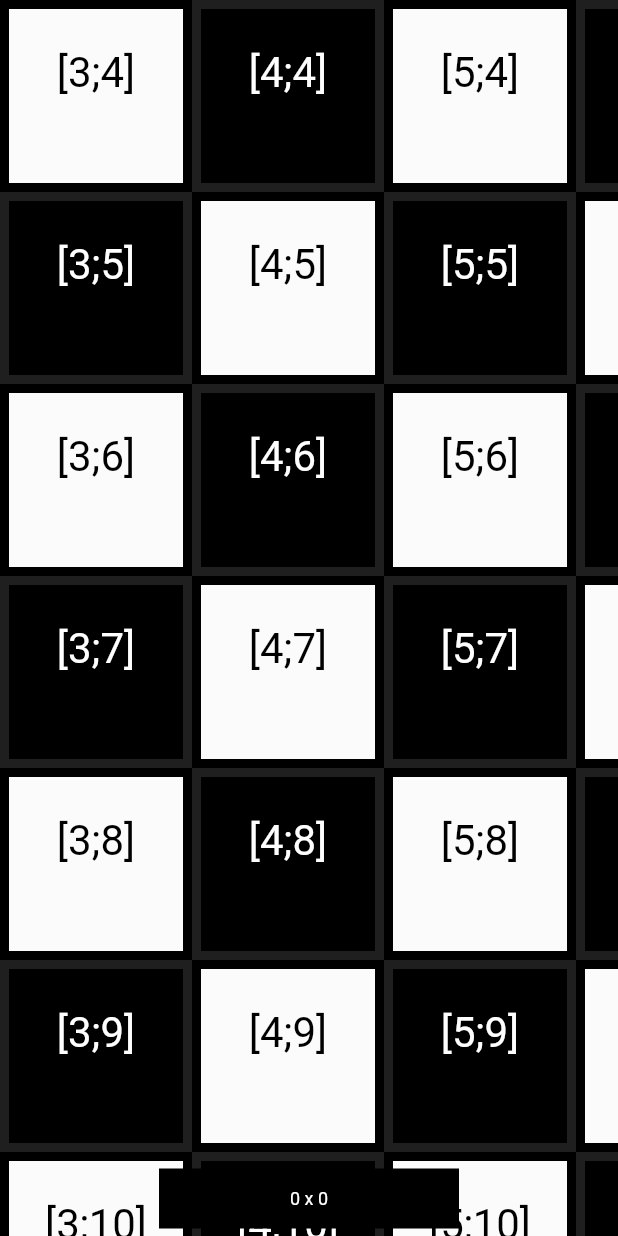
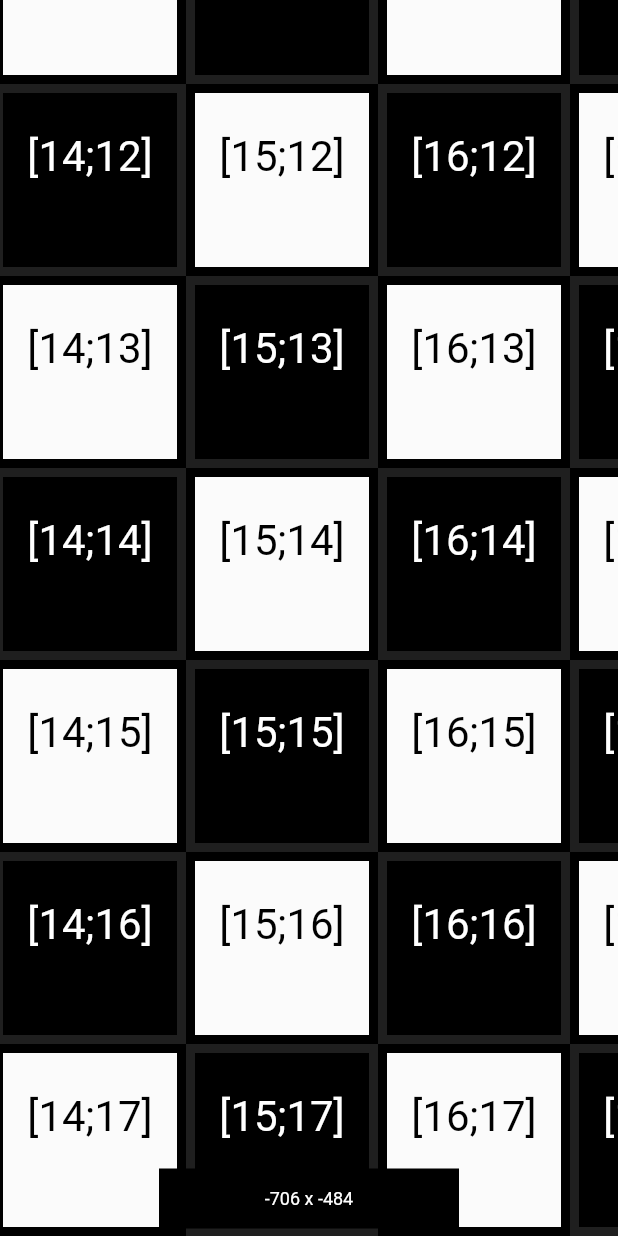
Before and after one commit to PlugFox/interactive_viewer, a Flutter app: the screen it shows after launch, on a phone screen of 412 x 824 dp. Run offline on Flutter 3.47's test engine with Material 2 defaults, Android fonts, the phone set to English and light mode, and no system bars.

Commit message:
jump to point draft done

```diff
--- a/lib/src/app.dart
+++ b/lib/src/app.dart
@@ -1,3 +1,6 @@
+import 'dart:async';
+import 'dart:math';
+
 import 'package:flutter/material.dart';
 import 'package:game_board/src/two_dimensions_map/map_properties.dart';
 import 'package:game_board/src/two_dimensions_map/two_dimensions_map.dart';
@@ -15,6 +18,23 @@ class App extends StatelessWidget {
 class Home extends StatelessWidget {
   Home({Key? key}) : super(key: key);
 
+  @override
+  Widget build(BuildContext context) => const Scaffold(
+        body: SafeArea(
+          child: MapWrapper(),
+        ),
+      );
+}
+
+class MapWrapper extends StatefulWidget {
+  const MapWrapper({Key? key}) : super(key: key);
+
+  @override
+  State<MapWrapper> createState() => _MapWrapperState();
+}
+
+class _MapWrapperState extends State<MapWrapper> {
+  final centerSc = StreamController<Point<int>>();
   final mapProperties = MapProperties(
     tileWidth: 64,
     tileHeight: 64,
@@ -25,10 +45,22 @@ class Home extends StatelessWidget {
   );
 
   @override
-  Widget build(BuildContext context) => Scaffold(
-        body: SafeArea(
-          child: TwoDimensionsMap(
+  void initState() {
+    super.initState();
+    centerSc.add(const Point(10, 10));
+    Future<void>.delayed(const Duration(seconds: 2)).then((_) => centerSc.add(const Point(15, 15)));
+  }
+
+  @override
+  void dispose() {
+    centerSc.close();
+    super.dispose();
+  }
+
+  @override
+  Widget build(BuildContext context) => TwoDimensionsMap(
         isDebug: true,
+        forceCenterPointStream: centerSc.stream,
         mapProperties: mapProperties,
         coordinateBuilder: (int x, int y, String? debug) => Container(
           decoration: BoxDecoration(
@@ -53,31 +85,7 @@ class Home extends StatelessWidget {
             ],
           ),
         ),
-          ),
-        ),
       );
-
-/*
-  @override
-  Widget build(BuildContext context) => Scaffold(
-        body: SafeArea(
-          child: Board(
-            tileSize: const Size(120, 120),
-            fps: 120,
-            debug: true,
-            startCoordOx: 3,
-            startCoordOy: 3,
-            isCycled: true, // Is behaving like globus (coords: 0,1,2,3,0,1,2,3)
-            fullBoardSize: const Size(0, 10), // (full bord size)
-            builder: (x, y) {
-              //print('Rebuild: $x x $y');
-              return BoardTile(x: x, y: y);
-            },
-          ),
-        ),
-      );
-
-   */
 }
 
 class TestWidget extends StatelessWidget {
--- a/lib/src/two_dimensions_map/throttled_offset_controller.dart
+++ b/lib/src/two_dimensions_map/throttled_offset_controller.dart
@@ -1,4 +1,5 @@
 import 'dart:async';
+import 'dart:math';
 import 'dart:ui';
 
 import 'package:flutter/foundation.dart';
@@ -8,13 +9,20 @@ import 'package:game_board/src/two_dimensions_map/map_properties.dart';
 class ThrottledOffsetController {
   final ThrottledController renderController;
   final ThrottledController fullMapController;
+  final MapProperties mapProperties;
+
+  Size? _screenSize;
+  Point<int> _lastCenterPoint = const Point(0, 0);
+  final Stream<Point<int>>? forceCenterPointStream;
+  late final StreamSubscription? _subCenterPoint;
 
   final zoomController = StreamController<double>.broadcast();
   double scale = 2;
 
   ThrottledOffsetController({
     required Offset initialValue,
-    required MapProperties mapProperties,
+    required this.mapProperties,
+    this.forceCenterPointStream,
   })  : renderController = ThrottledController(
           initialValue: initialValue,
           oxLength: mapProperties.tilesOxDisplayed * mapProperties.tileWidth,
@@ -26,7 +34,32 @@ class ThrottledOffsetController {
           oxLength: mapProperties.tilesOx * mapProperties.tileWidth,
           oyLength: mapProperties.tilesOy * mapProperties.tileHeight,
           tileWidth: mapProperties.tileWidth,
-        );
+        ) {
+    _subCenterPoint = forceCenterPointStream?.listen(_centerPointListener);
+  }
+
+  void setScreenSize(Size screenSize) {
+    _screenSize = screenSize;
+    _centerPointListener(_lastCenterPoint);
+  }
+
+  void _centerPointListener(Point<int> point) {
+    _lastCenterPoint = point;
+    if (_screenSize == null) {
+      return;
+    }
+    final requiredOffset = Offset(
+      -1 * point.x * mapProperties.tileWidth +
+          (_screenSize!.width / 2) -
+          fullMapController.value.dx -
+          (mapProperties.offsetOx / 4),
+      -1 * point.y * mapProperties.tileHeight +
+          (_screenSize!.height / 2) -
+          fullMapController.value.dy -
+          (mapProperties.offsetOy / 4),
+    );
+    translate(requiredOffset.dx, requiredOffset.dy);
+  }
 
   void translate(double x, double y) {
     renderController.update(renderController.translateCircular(x, y));
@@ -35,6 +68,7 @@ class ThrottledOffsetController {
 
   void close() {
     zoomController.close();
+    _subCenterPoint?.cancel();
   }
 }
 
--- a/lib/src/two_dimensions_map/two_dimensions_map.dart
+++ b/lib/src/two_dimensions_map/two_dimensions_map.dart
@@ -11,9 +11,12 @@ class TwoDimensionsMap extends StatefulWidget {
   const TwoDimensionsMap({
     required this.mapProperties,
     required this.coordinateBuilder,
+    this.forceCenterPointStream,
     Key? key,
     this.isDebug = false,
   }) : super(key: key);
+
+  final Stream<Point<int>>? forceCenterPointStream;
 
   final CoordinateBuilder coordinateBuilder;
   final MapProperties mapProperties;
@@ -29,6 +32,7 @@ class _TwoDimensionsMapState extends State<TwoDimensionsMap> {
   late final _controller = ThrottledOffsetController(
     initialValue: const Offset(0, 0),
     mapProperties: widget.mapProperties,
+    forceCenterPointStream: widget.forceCenterPointStream,
   );
 
   late final _onTapProcessor = OnTapProcessor(
@@ -42,6 +46,12 @@ class _TwoDimensionsMapState extends State<TwoDimensionsMap> {
   @override
   void initState() {
     super.initState();
+  }
+
+  @override
+  void didChangeDependencies() {
+    super.didChangeDependencies();
+    _controller.setScreenSize(MediaQuery.of(context).size);
   }
 
   @override
```
Lines whose indentation alone changed are shown as unchanged.
